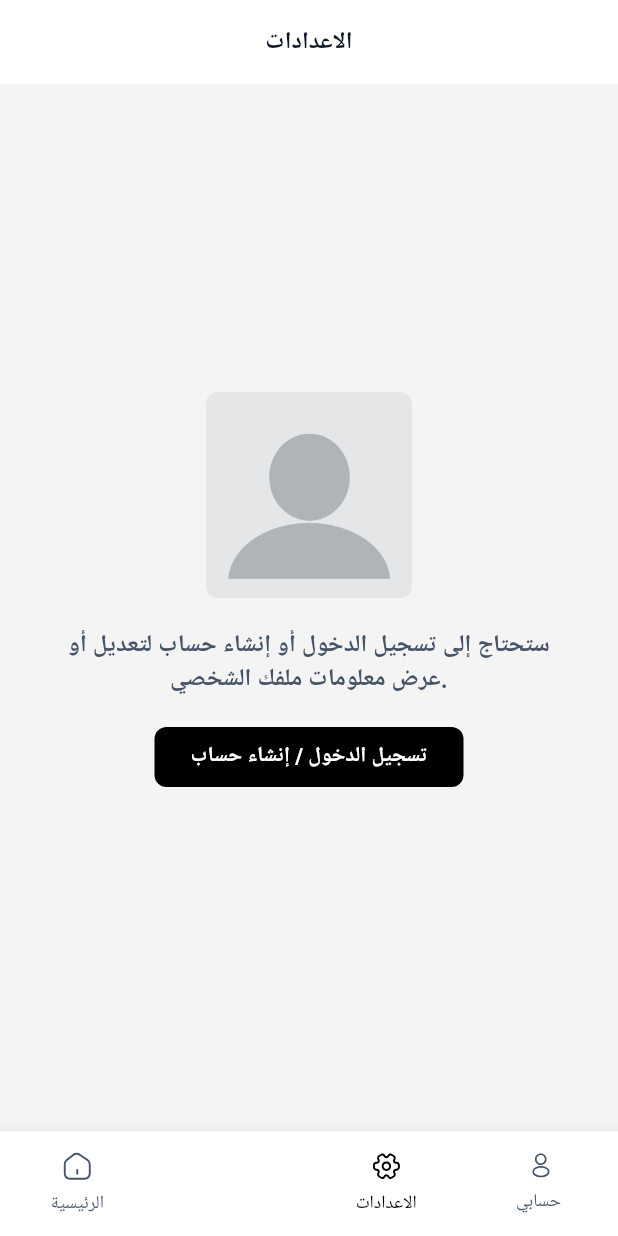
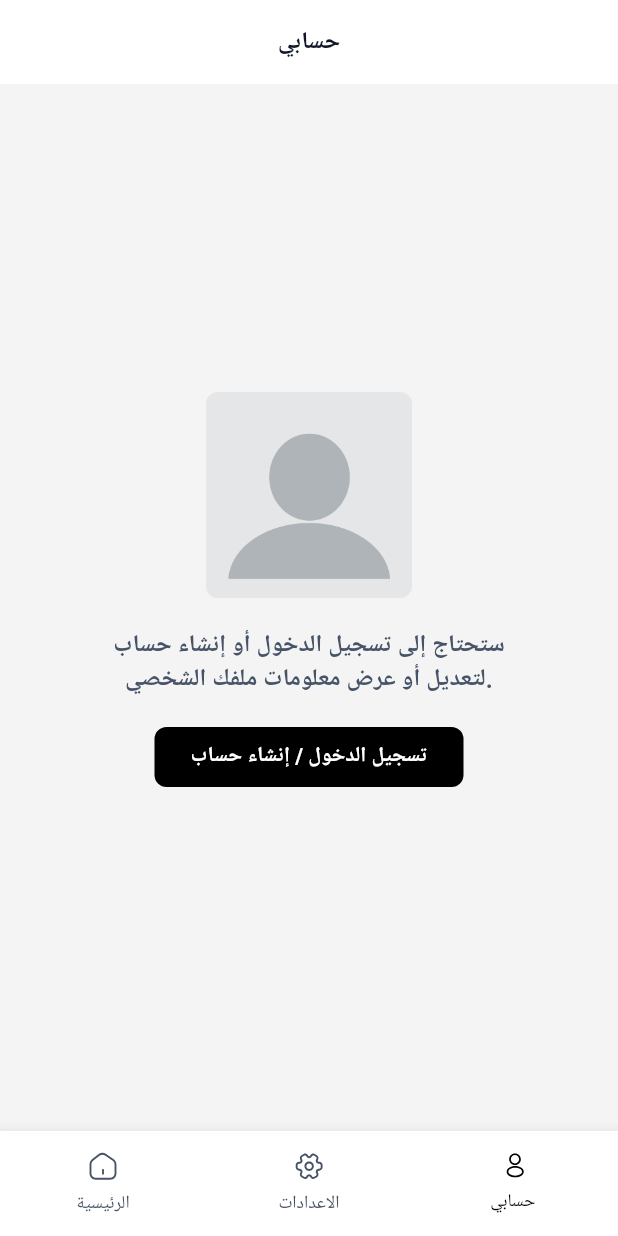
Before and after one commit to AmerBugshan/Bulkcom-App, a Flutter app: the screen it shows after launch, item 3 of the bottom bar chosen, on a phone screen of 412 x 824 dp. Run offline on Flutter 3.47's test engine with Material 3 defaults, Android fonts, the phone set to English and light mode, and no system bars; our stand-ins replace auto_size_text, cached_network_image, connectivity_plus, dio, expandable, file_picker and 14 more; missing offline and left inert: custom_timer, flutter_facebook_auth, flutter_inappwebview, flutter_stripe, flutterzilla_fixed_grid, http_auth; network calls fail.

Commit message:
bottom nav changes

```diff
--- a/fundorex-mobile-app/lib/view/home/components/bottom_nav.dart
+++ b/fundorex-mobile-app/lib/view/home/components/bottom_nav.dart
@@ -14,6 +14,10 @@ class BottomNav extends StatelessWidget {
   @override
   Widget build(BuildContext context) {
     ConstantColors cc = ConstantColors();
+
+    // Adjust the index for hidden tab (skipping الفعاليات)
+    int adjustedIndex = currentIndex >= 2 ? currentIndex - 1 : currentIndex;
+
     return SizedBox(
       height: isIos ? 90 : 70,
       child: Consumer<AppStringService>(
@@ -25,18 +29,22 @@ class BottomNav extends StatelessWidget {
           selectedItemColor: cc.primaryColor,
           unselectedItemColor: cc.greyFour,
           backgroundColor: cc.white,
-          onTap: onTabTapped, // new
-          currentIndex: currentIndex, // new
+          onTap: (index) {
+            // Shift index back after hidden tab
+            onTabTapped(index >= 1 ? index + 1 : index);
+          },
+          currentIndex: adjustedIndex,
           items: [
             BottomNavigationBarItem(
               icon: Container(
                 margin: const EdgeInsets.only(bottom: 6),
                 child: SvgPicture.asset('assets/svg/home-icon.svg',
-                    color: currentIndex == 0 ? cc.primaryColor : cc.greyFour,
+                    color: adjustedIndex == 0 ? cc.primaryColor : cc.greyFour,
                     semanticsLabel: 'Acme Logo'),
               ),
               label: ln.getString('الرئيسية'),
             ),
+            if (false) ...[
               BottomNavigationBarItem(
                 icon: Container(
                   margin: const EdgeInsets.only(bottom: 6),
@@ -45,13 +53,14 @@ class BottomNav extends StatelessWidget {
                   //     color: currentIndex == 1 ? cc.primaryColor : cc.greyFour,
                   //     semanticsLabel: 'Acme Logo'),
                 ),
-              label: ln.getString(''),
+                label: ln.getString('الفعاليات'),
               ),
+            ],
             BottomNavigationBarItem(
               icon: Container(
                 margin: const EdgeInsets.only(bottom: 6),
                 child: SvgPicture.asset('assets/svg/settings-icon.svg',
-                    color: currentIndex == 2 ? cc.primaryColor : cc.greyFour,
+                    color: adjustedIndex == 1 ? cc.primaryColor : cc.greyFour,
                     semanticsLabel: 'Acme Logo'),
               ),
               label: ln.getString('الاعدادات'),
@@ -61,7 +70,7 @@ class BottomNav extends StatelessWidget {
                 margin: const EdgeInsets.only(bottom: 6),
                 child: SvgPicture.asset('assets/svg/user.svg',
                     height: 18,
-                    color: currentIndex == 3 ? cc.primaryColor : cc.greyFour,
+                    color: adjustedIndex == 2 ? cc.primaryColor : cc.greyFour,
                     semanticsLabel: 'Acme Logo'),
               ),
               label: ln.getString('حسابي '),
```
Lines whose indentation alone changed are shown as unchanged.
